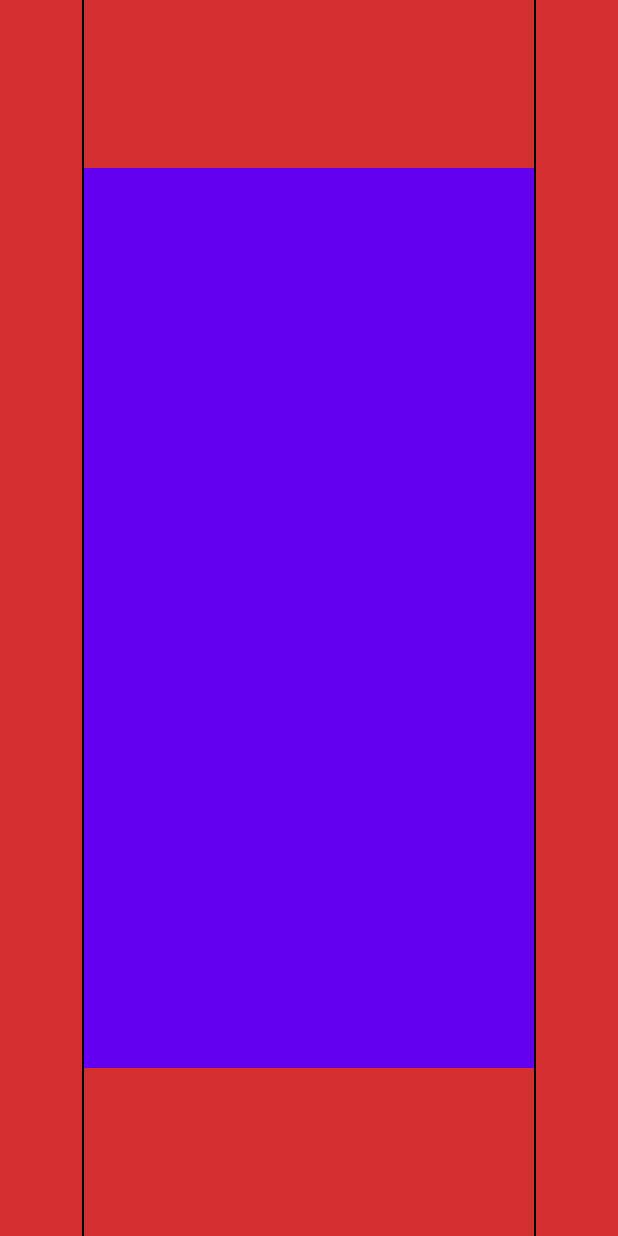
After one commit to Stahma2017/AppForTest, an Android app: the layout fragment_glide.xml on its own in the app's theme, with its tools: preview values and no code run, on a phone screen of 412 x 824 dp. The commit adds this screen. Run offline under Robolectric (Android 15) with nearby library versions, the phone set to English and light mode, and no system bars.

Commit message:
glide section added

```diff
--- a/app/build.gradle
+++ b/app/build.gradle
@@ -51,4 +51,8 @@ dependencies {
 
     //fragment-ktx
     implementation 'androidx.fragment:fragment-ktx:1.4.0'
+
+
+    implementation 'com.github.bumptech.glide:glide:4.13.0'
+    annotationProcessor 'com.github.bumptech.glide:compiler:4.13.0'
 }
--- a/app/src/main/AndroidManifest.xml
+++ b/app/src/main/AndroidManifest.xml
@@ -1,6 +1,9 @@
 <?xml version="1.0" encoding="utf-8"?>
 <manifest xmlns:android="http://schemas.android.com/apk/res/android"
     package="com.stas.appfortest">
+
+    <uses-permission android:name="android.permission.ACCESS_WIFI_STATE"/>
+    <uses-permission android:name="android.permission.INTERNET" />
 
     <application
         android:allowBackup="true"
--- a/app/src/main/java/com/stas/appfortest/DataHolder.kt
+++ b/app/src/main/java/com/stas/appfortest/DataHolder.kt
@@ -7,7 +7,9 @@ object DataHolder {
   val samples = mutableListOf<SamplesAdapter.SampleItem>(
     SamplesAdapter.SampleItem("Simple Dialog", MainActivity.Screen.DIALOG_FRAGMENT),
     SamplesAdapter.SampleItem("Coordinator", MainActivity.Screen.COORDINATOR),
-    SamplesAdapter.SampleItem("Complex Background", MainActivity.Screen.COMPLEX_BACKGROUND)
+    SamplesAdapter.SampleItem("Complex Background", MainActivity.Screen.COMPLEX_BACKGROUND),
+    SamplesAdapter.SampleItem("Fragment manager", MainActivity.Screen.FRAGMENT_MANAGER),
+    SamplesAdapter.SampleItem("Glide", MainActivity.Screen.GLIDE)
   )
 
   val coordinatorFragmentItems = mutableListOf<SamplesAdapter.SampleItem>(
--- /dev/null
+++ b/app/src/main/java/com/stas/ui/main/TestAbstractClass.kt
@@ -0,0 +1,6 @@
+package com.stas.ui.main
+
+abstract class TestAbstractClass {
+
+  abstract fun test(): Int
+}
--- /dev/null
+++ b/app/src/main/res/layout/fragment_glide.xml
@@ -0,0 +1,45 @@
+<?xml version="1.0" encoding="utf-8"?>
+<androidx.constraintlayout.widget.ConstraintLayout xmlns:android="http://schemas.android.com/apk/res/android"
+    xmlns:app="http://schemas.android.com/apk/res-auto"
+    android:layout_width="match_parent"
+    android:background="@color/movix_red"
+    android:layout_height="match_parent">
+
+    <View
+        android:layout_width="1dp"
+        android:layout_height="0dp"
+        android:background="@color/black"
+        app:layout_constraintEnd_toStartOf="@id/image"
+        app:layout_constraintTop_toTopOf="parent"
+        app:layout_constraintBottom_toBottomOf="parent"
+        />
+
+    <View
+        android:layout_width="1dp"
+        android:layout_height="0dp"
+        android:background="@color/black"
+        app:layout_constraintStart_toEndOf="@id/image"
+        app:layout_constraintTop_toTopOf="parent"
+        app:layout_constraintBottom_toBottomOf="parent"
+        />
+
+    <View
+        android:id="@+id/view"
+         android:background="@color/purple_500"
+        app:layout_constraintStart_toStartOf="@id/image"
+        app:layout_constraintEnd_toEndOf="@id/image"
+        app:layout_constraintTop_toTopOf="@id/image"
+        app:layout_constraintBottom_toBottomOf="@id/image"
+        android:layout_width="0dp"
+        android:layout_height="0dp"/>
+
+    <ImageView
+        android:id="@+id/image"
+        android:layout_width="300dp"
+        android:layout_height="600dp"
+        app:layout_constraintBottom_toBottomOf="parent"
+        app:layout_constraintEnd_toEndOf="parent"
+        app:layout_constraintStart_toStartOf="parent"
+        app:layout_constraintTop_toTopOf="parent" />
+
+</androidx.constraintlayout.widget.ConstraintLayout>
```
Also changed, not shown: app/src/main/java/com/stas/ui/dialog/TestDialogFragment.kt (+10 -2 lines), app/src/main/java/com/stas/ui/glide/GlideFragment.kt (added, +41 -0 lines), app/src/main/java/com/stas/ui/main/MainActivity.kt (+19 -2 lines), app/src/main/java/com/stas/ui/main/Test.kt (added, +8 -0 lines), app/src/main/res/layout/fragment_dialog_test.xml (+6 -14 lines), app/src/main/res/values/styles.xml (+8 -0 lines).
